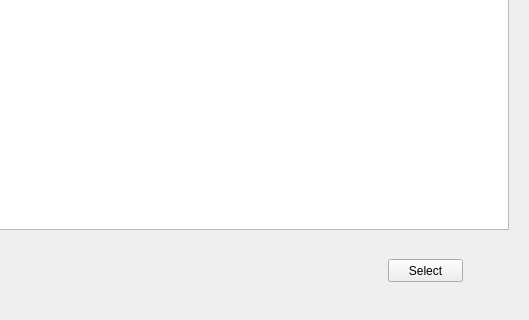
Old version of the form ProjectbuildPc/Ui/SelectPSU.ui in the repository lomamaster/pyqt5_finalP; both pictures show x 252 to 781 and y 291 to 611 of the 781 by 611 pixel window.
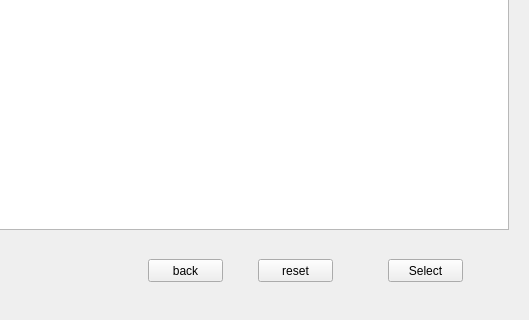
New version of the form.

```diff
--- a/ProjectbuildPc/Ui/SelectPSU.ui
+++ b/ProjectbuildPc/Ui/SelectPSU.ui
@@ -59,6 +59,32 @@
     <string>Select</string>
    </property>
   </widget>
+  <widget class="QPushButton" name="pushreset">
+   <property name="geometry">
+    <rect>
+     <x>510</x>
+     <y>550</y>
+     <width>75</width>
+     <height>23</height>
+    </rect>
+   </property>
+   <property name="text">
+    <string>reset</string>
+   </property>
+  </widget>
+  <widget class="QPushButton" name="pushBack">
+   <property name="geometry">
+    <rect>
+     <x>400</x>
+     <y>550</y>
+     <width>75</width>
+     <height>23</height>
+    </rect>
+   </property>
+   <property name="text">
+    <string>back</string>
+   </property>
+  </widget>
  </widget>
  <resources/>
  <connections/>
```
Left out of the diff: 8 changed lines with no effect on the pictures.
